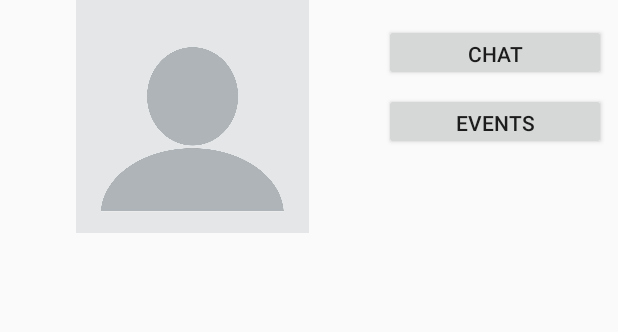
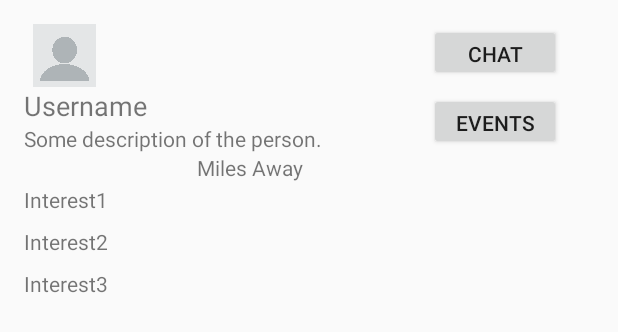
Before and after one commit to justynth/Friend_Builder, an Android app: the layout nearbyuserlist.xml on its own in the app's theme, with its tools: preview values and no code run, on a phone screen of 412 x 824 dp. Shown: the top 332 px of the screen. Run offline under Robolectric (Android 15) with nearby library versions, the phone set to English and light mode, and no system bars.

Commit message:
Added profile picture functionality to our app for the nearby user view

```diff
--- a/FriendBuilder/app/src/main/res/layout/nearbyuserlist.xml
+++ b/FriendBuilder/app/src/main/res/layout/nearbyuserlist.xml
@@ -8,9 +8,9 @@
     <LinearLayout
         android:id="@+id/linearLayout"
         android:layout_width="224dp"
-        android:layout_height="155dp"
-        android:layout_marginStart="16dp"
-        android:layout_marginEnd="16dp"
+        android:layout_height="191dp"
+        android:layout_marginLeft="16dp"
+        android:layout_marginTop="16dp"
         android:orientation="vertical"
         app:layout_constraintLeft_toLeftOf="parent"
         app:layout_constraintTop_toTopOf="parent">
@@ -19,6 +19,7 @@
             android:id="@+id/bigpic"
             android:layout_width="match_parent"
             android:layout_height="wrap_content"
+            android:visibility="gone"
             app:srcCompat="@drawable/emptyprofile" />
 
         <ImageView
@@ -94,7 +95,7 @@
 
     <Button
         android:id="@+id/button2"
-        android:layout_width="0dp"
+        android:layout_width="wrap_content"
         android:layout_height="38dp"
         android:layout_marginEnd="8dp"
         android:layout_marginStart="16dp"
@@ -106,7 +107,7 @@
 
     <Button
         android:id="@+id/button3"
-        android:layout_width="0dp"
+        android:layout_width="wrap_content"
         android:layout_height="38dp"
         android:layout_marginEnd="8dp"
         android:layout_marginStart="16dp"
```
